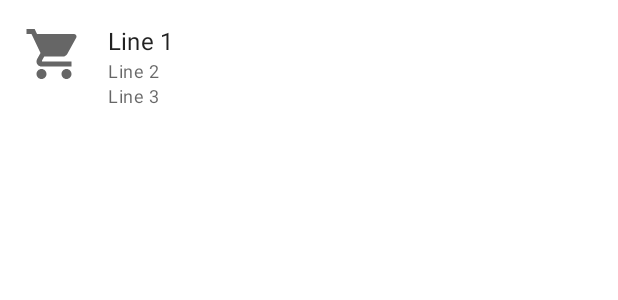
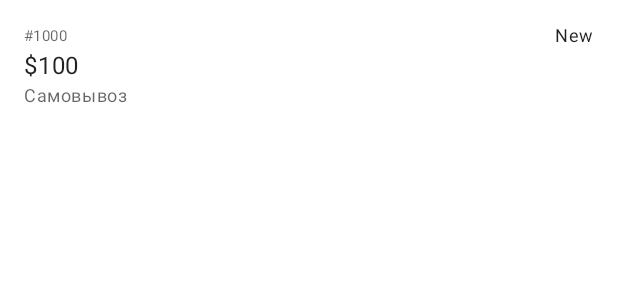
Before and after one commit to 1312inc/Webasyst-X-Android, an Android app: the layout row_shop_order_list_item.xml on its own in the app's theme, with its tools: preview values and no code run, on a phone screen of 412 x 824 dp. Shown: the top 300 px of the screen. Run offline under Robolectric (Android 15) with nearby library versions, the phone set to English and light mode, and no system bars.

Commit message:
Update order list layout

```diff
--- a/webasyst-x/src/main/res/layout/row_shop_order_list_item.xml
+++ b/webasyst-x/src/main/res/layout/row_shop_order_list_item.xml
@@ -18,29 +18,30 @@
         android:paddingRight="?screenPaddingHorizontal"
         android:paddingBottom="16dp">
 
-        <ImageView
-            android:id="@+id/imageView"
-            android:layout_width="40dp"
-            android:layout_height="40dp"
-            app:layout_constraintStart_toStartOf="parent"
-            app:layout_constraintTop_toTopOf="parent"
-            app:srcCompat="@drawable/ic_shopping_cart" />
-
         <TextView
             android:id="@+id/textView3"
             android:layout_width="0dp"
             android:layout_height="wrap_content"
-            android:layout_marginStart="16dp"
-            android:layout_marginLeft="16dp"
             android:singleLine="true"
             android:text="@{order.title}"
-            android:textAppearance="@style/TextAppearance.MaterialComponents.Subtitle1"
+            android:textAppearance="@style/Theme.WebasystX.TextAppearance.Overline"
+            android:textColor="?colorOnSurfaceMediumEmphasis"
             app:layout_constraintBottom_toTopOf="@+id/textView4"
+            app:layout_constraintEnd_toStartOf="@+id/textView9"
+            app:layout_constraintStart_toStartOf="parent"
+            app:layout_constraintTop_toTopOf="parent"
+            tools:text="#1000" />
+
+        <TextView
+            android:id="@+id/textView9"
+            android:layout_width="0dp"
+            android:layout_height="wrap_content"
+            android:singleLine="true"
+            android:textAppearance="@style/Theme.WebasystX.TextAppearance.Caption"
+            android:textColor="?colorOnSurfaceHighEmphasis"
+            app:layout_constraintBaseline_toBaselineOf="@+id/textView3"
             app:layout_constraintEnd_toEndOf="parent"
-            app:layout_constraintHorizontal_bias="0.5"
-            app:layout_constraintStart_toEndOf="@+id/imageView"
-            app:layout_constraintTop_toTopOf="parent"
-            tools:text="Line 1" />
+            tools:text="New" />
 
         <TextView
             android:id="@+id/textView5"
@@ -49,12 +50,13 @@
             android:singleLine="true"
             android:text="@{order.caption1}"
             android:textAppearance="@style/TextAppearance.MaterialComponents.Caption"
+            android:textColor="?colorOnSurfaceMediumEmphasis"
             app:layout_constraintBottom_toBottomOf="parent"
             app:layout_constraintEnd_toEndOf="parent"
             app:layout_constraintHorizontal_bias="0.5"
             app:layout_constraintStart_toStartOf="@+id/textView3"
             app:layout_constraintTop_toBottomOf="@+id/textView4"
-            tools:text="Line 3" />
+            tools:text="Самовывоз" />
 
         <TextView
             android:id="@+id/textView4"
@@ -62,13 +64,14 @@
             android:layout_height="wrap_content"
             android:singleLine="true"
             android:text="@{order.caption2}"
-            android:textAppearance="@style/TextAppearance.MaterialComponents.Caption"
+            android:textAppearance="@style/Theme.WebasystX.TextAppearance.Subtitle1"
+            android:textColor="?colorOnSurfaceHighEmphasis"
             app:layout_constraintBottom_toTopOf="@+id/textView5"
             app:layout_constraintEnd_toEndOf="parent"
             app:layout_constraintHorizontal_bias="0.5"
             app:layout_constraintStart_toStartOf="@+id/textView3"
             app:layout_constraintTop_toBottomOf="@+id/textView3"
-            tools:text="Line 2" />
+            tools:text="$100" />
 
     </androidx.constraintlayout.widget.ConstraintLayout>
 </layout>
--- a/webasyst-x/src/main/res/values/attrs.xml
+++ b/webasyst-x/src/main/res/values/attrs.xml
@@ -3,4 +3,7 @@
     <attr name="screenPaddingHorizontal" format="dimension" />
     <attr name="navigationDrawerHeaderHeight" format="dimension" />
     <attr name="colorOnPrimaryLighter" format="color" />
+
+    <attr name="colorOnSurfaceHighEmphasis" format="color|reference" />
+    <attr name="colorOnSurfaceMediumEmphasis" format="color|reference" />
 </resources>
--- a/webasyst-x/src/main/res/values/colors.xml
+++ b/webasyst-x/src/main/res/values/colors.xml
@@ -1,5 +1,8 @@
 <?xml version="1.0" encoding="utf-8"?>
 <resources>
+    <color name="on_surface_high_emphasis">#DE000000</color>
+    <color name="on_surface_medium_emphasis">#99000000</color>
+
     <color name="ic_launcher_background">#FFFFFF</color>
     <color name="color_on_primary_lighter">#CCCCCC</color>
     <color name="selected_list_item">#33000000</color>
--- a/webasyst-x/src/main/res/values/styles.xml
+++ b/webasyst-x/src/main/res/values/styles.xml
@@ -6,6 +6,9 @@
         <item name="navigationDrawerHeaderHeight">160dp</item>
 
         <item name="colorOnPrimaryLighter">@color/color_on_primary_lighter</item>
+
+        <item name="colorOnSurfaceHighEmphasis">@color/on_surface_high_emphasis</item>
+        <item name="colorOnSurfaceMediumEmphasis">@color/on_surface_medium_emphasis</item>
     </style>
 
     <style name="Theme.WebasystX.TextAppearance" parent="TextAppearance.MaterialComponents.Body1" />
@@ -14,4 +17,17 @@
         <item name="android:textSize">32sp</item>
         <item name="android:textStyle">bold</item>
     </style>
+
+    <style name="Theme.WebasystX.TextAppearance.Overline">
+        <item name="android:textSize">10sp</item>
+    </style>
+    <style name="Theme.WebasystX.TextAppearance.Subtitle1">
+        <item name="android:textSize">16sp</item>
+    </style>
+    <style name="Theme.WebasystX.TextAppearance.Secondary">
+        <item name="android:textSize">12sp</item>
+    </style>
+    <style name="Theme.WebasystX.TextAppearance.Caption">
+        <item name="android:textSize">12sp</item>
+    </style>
 </resources>
```
